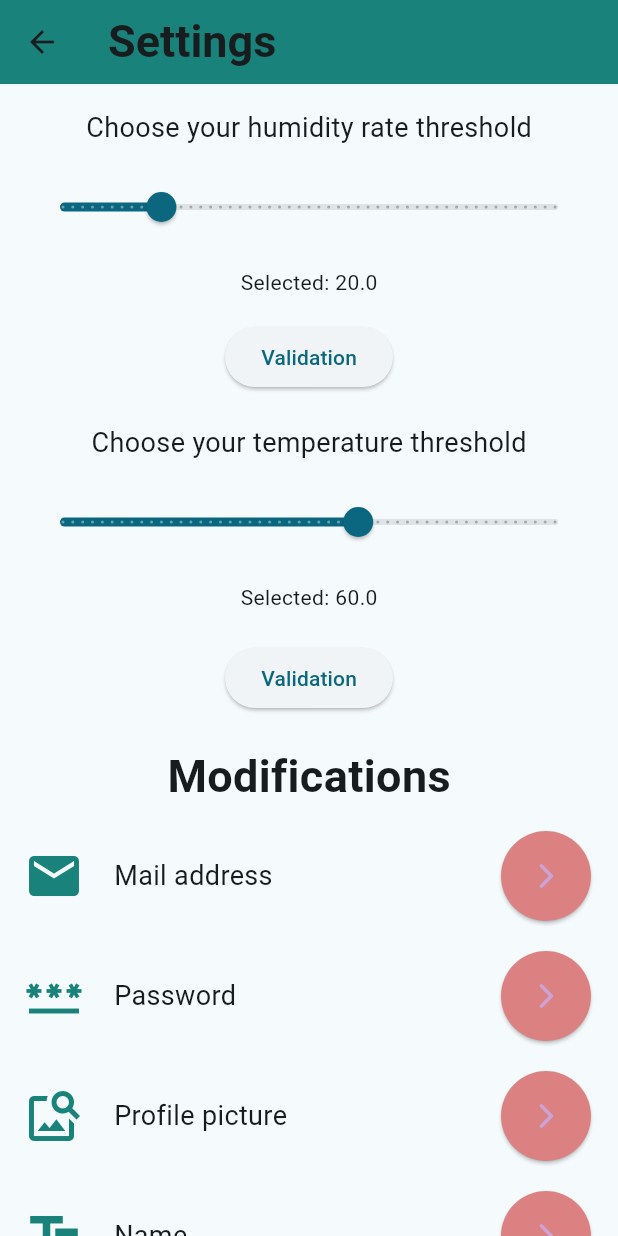
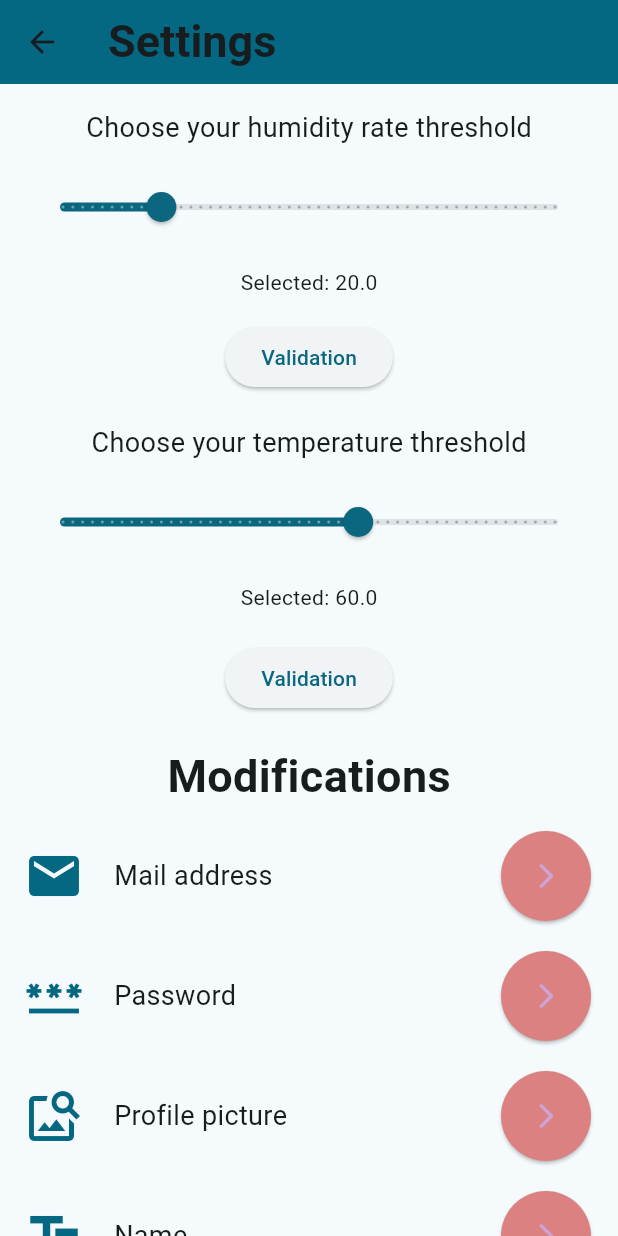
Before and after one commit to expensive-garbage/FCT-LOLU-smartshoeapp, a Flutter app: the SettingsPage screen opened directly, on a phone screen of 412 x 824 dp. Run offline on Flutter 3.47's test engine with Material 2 defaults, Android fonts, the phone set to English and light mode, and no system bars; our stand-ins replace cloud_firestore, firebase_auth, firebase_core, firebase_storage, image_picker, pie_chart and 1 more; accounts and stored records are empty.

Commit message:
uniform colors everywhere

```diff
--- a/lib/ProfilePage.dart
+++ b/lib/ProfilePage.dart
@@ -211,9 +211,9 @@ class _ProfileInformationPageState extends State<ProfileInformationPage> {
                     ElevatedButton(
                       onPressed: () async {
                         await FirebaseAuth.instance.signOut();
-                        appState.changeIndexMyHomePage(0);
+                        appState.indexMyHomePage = 0;
                         Navigator.pushNamed(context, '/');
-                        appState.changeIndexProfilePage(0);
+                        appState.indexProfilePage = 0;
                       },
                       style: ElevatedButton.styleFrom(
                           shape: const CircleBorder(),
--- a/lib/SettingsPage.dart
+++ b/lib/SettingsPage.dart
@@ -59,7 +59,7 @@ class SettingsPageState extends State<SettingsPage> {
       appBar: AppBar(
         title: const Text('Settings',
             style: TextStyle(fontSize: 30, fontWeight: FontWeight.bold)),
-        backgroundColor: const Color.fromRGBO(25, 131, 123, 1),
+        backgroundColor: const Color.fromARGB(255, 4, 104, 130),
         leading: IconButton(
           icon: Icon(Icons.arrow_back),
           onPressed: () {
@@ -147,15 +147,15 @@ class SettingsPageState extends State<SettingsPage> {
               const SizedBox(height: 20),
               const Text(
                 'Modifications',
-                style:
-                          TextStyle(fontSize: 30, fontWeight: FontWeight.bold),),
+                style: TextStyle(fontSize: 30, fontWeight: FontWeight.bold),
+              ),
               const SizedBox(height: 15),
               Row(
                 children: [
                   const Icon(
                     Icons.mail,
                     size: 40,
-                    color: Color.fromRGBO(25, 131, 123, 1),
+                    color: Color.fromARGB(255, 4, 104, 130),
                   ),
                   const SizedBox(width: 20),
                   const Text(
@@ -188,7 +188,7 @@ class SettingsPageState extends State<SettingsPage> {
                                         ),
                                         onChanged: (value) => newAdress = value,
                                       ),
-                                      SizedBox(height:20),
+                                      SizedBox(height: 20),
                                       TextFormField(
                                         decoration: InputDecoration(
                                           labelText: 'Enter your password',
@@ -198,15 +198,25 @@ class SettingsPageState extends State<SettingsPage> {
                                           ),
                                           icon: Icon(Icons.password),
                                         ),
-                                        onChanged: (value) => currentPassword = value,
+                                        onChanged: (value) =>
+                                            currentPassword = value,
                                       ),
                                       SizedBox(height: 20),
                                       ElevatedButton(
                                           onPressed: () async {
-                                            final user = FirebaseAuth.instance.currentUser;
-                                            final cred =EmailAuthProvider.credential(email: user!.email!,password: currentPassword);
-                                            user.reauthenticateWithCredential(cred).then((value) {
-                                              user.updateEmail(newAdress).then((_) {
+                                            final user = FirebaseAuth
+                                                .instance.currentUser;
+                                            final cred =
+                                                EmailAuthProvider.credential(
+                                                    email: user!.email!,
+                                                    password: currentPassword);
+                                            user
+                                                .reauthenticateWithCredential(
+                                                    cred)
+                                                .then((value) {
+                                              user
+                                                  .updateEmail(newAdress)
+                                                  .then((_) {
                                                 print("sucess mail updated");
                                               }).catchError((error) {
                                                 print("fail mail updated");
@@ -240,7 +250,7 @@ class SettingsPageState extends State<SettingsPage> {
                   const Icon(
                     Icons.password,
                     size: 40,
-                    color: Color.fromRGBO(25, 131, 123, 1),
+                    color: Color.fromARGB(255, 4, 104, 130),
                   ),
                   const SizedBox(width: 20),
                   const Text(
@@ -264,8 +274,7 @@ class SettingsPageState extends State<SettingsPage> {
                                       TextFormField(
                                         decoration: InputDecoration(
                                           labelText: 'Former Password',
-                                          hintText:
-                                              'Insert former password',
+                                          hintText: 'Insert former password',
                                           border: OutlineInputBorder(
                                             borderRadius:
                                                 BorderRadius.circular(50.0),
@@ -340,7 +349,7 @@ class SettingsPageState extends State<SettingsPage> {
                   const Icon(
                     Icons.image_search,
                     size: 40,
-                    color: Color.fromRGBO(25, 131, 123, 1),
+                    color: Color.fromARGB(255, 4, 104, 130),
                   ),
                   const SizedBox(width: 20),
                   const Text(
@@ -393,7 +402,7 @@ class SettingsPageState extends State<SettingsPage> {
                   const Icon(
                     Icons.text_fields,
                     size: 40,
-                    color: Color.fromRGBO(25, 131, 123, 1),
+                    color: Color.fromARGB(255, 4, 104, 130),
                   ),
                   const SizedBox(width: 20),
                   const Text(
--- a/lib/StatisticsPage.dart
+++ b/lib/StatisticsPage.dart
@@ -47,7 +47,7 @@ class StatisticsPageState extends State<StatisticsPage> {
       appBar: AppBar(
         title: const Text('Statistics',
             style: TextStyle(fontSize: 30, fontWeight: FontWeight.bold)),
-        backgroundColor: const Color.fromRGBO(25, 131, 123, 1),
+        backgroundColor: const Color.fromARGB(255, 4, 104, 130),
         leading: IconButton(
           icon: Icon(Icons.arrow_back),
           onPressed: () {
```
